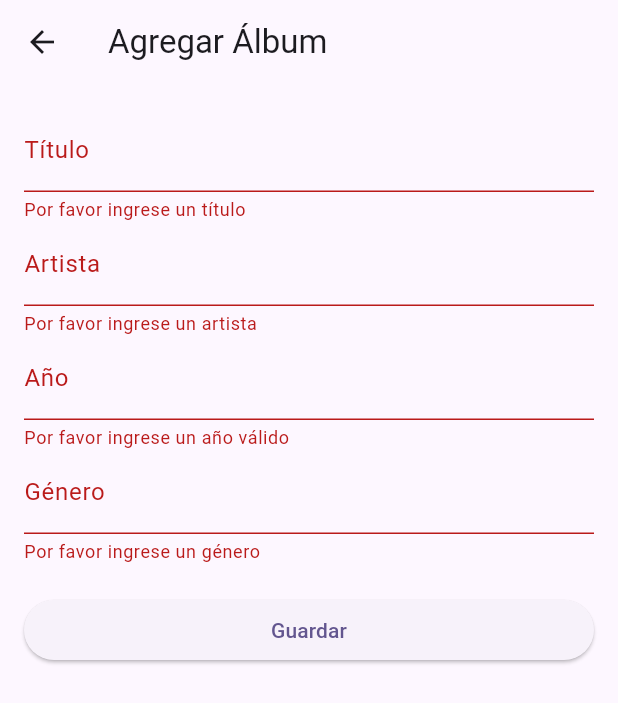
After one commit to Piebardo124/album_biblio, a Flutter app: the AlbumForma screen opened directly, after a tap on "Guardar", on a phone screen of 412 x 824 dp. The commit adds this screen. Shown: the top 703 px of the screen. Run offline on Flutter 3.47's test engine with Material 3 defaults, Android fonts, the phone set to English and light mode, and no system bars.

Commit message:
Cambios 3

```diff
--- /dev/null
+++ b/lib/views/album_forma.dart
@@ -0,0 +1,121 @@
+import 'package:flutter/material.dart';
+import 'package:album_biblio/models/albumbiblio.dart';
+
+class AlbumForma extends StatefulWidget {
+  final Album? album;
+
+  const AlbumForma({super.key, this.album});
+  @override
+  State<AlbumForma> createState() => _AlbumFormaState();
+}
+
+class _AlbumFormaState extends State<AlbumForma> {
+  final _formKey = GlobalKey<FormState>();
+  late TextEditingController _tituloController;
+  late TextEditingController _artistaController;
+  late TextEditingController _anioController;
+  late TextEditingController _genderController;
+
+  @override
+  void initState() {
+    super.initState();
+    _tituloController = TextEditingController(text: widget.album?.titulo ?? '');
+    _artistaController = TextEditingController(
+      text: widget.album?.artista ?? '',
+    );
+    _anioController = TextEditingController(
+      text: widget.album?.anio.toString() ?? '',
+    );
+    _genderController = TextEditingController(text: widget.album?.gender ?? '');
+  }
+
+  @override
+  void dispose() {
+    _tituloController.dispose();
+    _artistaController.dispose();
+    _anioController.dispose();
+    _genderController.dispose();
+    super.dispose();
+  }
+
+  @override
+  void _guardarFormulario() {
+    if (_formKey.currentState!.validate()) {
+      final nuevoAlbum = Album(
+        id: widget.album?.id,
+        titulo: _tituloController.text,
+        artista: _artistaController.text,
+        anio: int.tryParse(_anioController.text) ?? 0,
+        gender: _genderController.text,
+      );
+      Navigator.of(context).pop(nuevoAlbum);
+    }
+  }
+
+  @override
+  Widget build(BuildContext context) {
+    return Scaffold(
+      appBar: AppBar(
+        title: Text(widget.album == null ? 'Agregar Álbum' : 'Editar Álbum'),
+      ),
+      body: Padding(
+        padding: const EdgeInsets.all(16.0),
+        child: Form(
+          key: _formKey,
+          child: ListView(
+            children: [
+              TextFormField(
+                controller: _tituloController,
+                decoration: const InputDecoration(labelText: 'Título'),
+                validator: (value) {
+                  if (value == null || value.isEmpty) {
+                    return 'Por favor ingrese un título';
+                  }
+                  return null;
+                },
+              ),
+              TextFormField(
+                controller: _artistaController,
+                decoration: const InputDecoration(labelText: 'Artista'),
+                validator: (value) {
+                  if (value == null || value.isEmpty) {
+                    return 'Por favor ingrese un artista';
+                  }
+                  return null;
+                },
+              ),
+              TextFormField(
+                controller: _anioController,
+                decoration: const InputDecoration(labelText: 'Año'),
+                keyboardType: TextInputType.number,
+                validator: (value) {
+                  if (value == null ||
+                      value.isEmpty ||
+                      int.tryParse(value) == null) {
+                    return 'Por favor ingrese un año válido';
+                  }
+                  return null;
+                },
+              ),
+              TextFormField(
+                controller: _genderController,
+                decoration: const InputDecoration(labelText: 'Género'),
+                validator: (value) {
+                  if (value == null || value.isEmpty) {
+                    return 'Por favor ingrese un género';
+                  }
+                  return null;
+                },
+              ),
+              const SizedBox(height: 20),
+              ElevatedButton(
+                onPressed: _guardarFormulario,
+                child: const Text('Guardar'),
+              ),
+            ],
+          ),
+        ),
+      ),
+    );
+  }
+}
```
Also changed, not shown: lib/models/albumbiblio.dart (+8 -0 lines), lib/views/album_lista.dart (+75 -3 lines).
